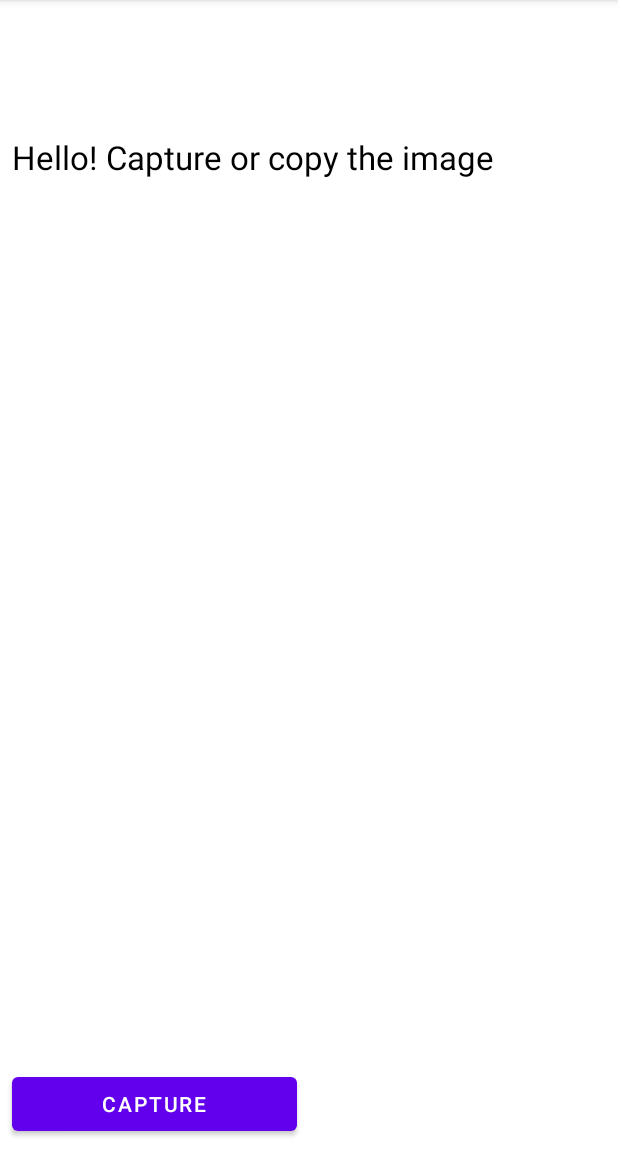
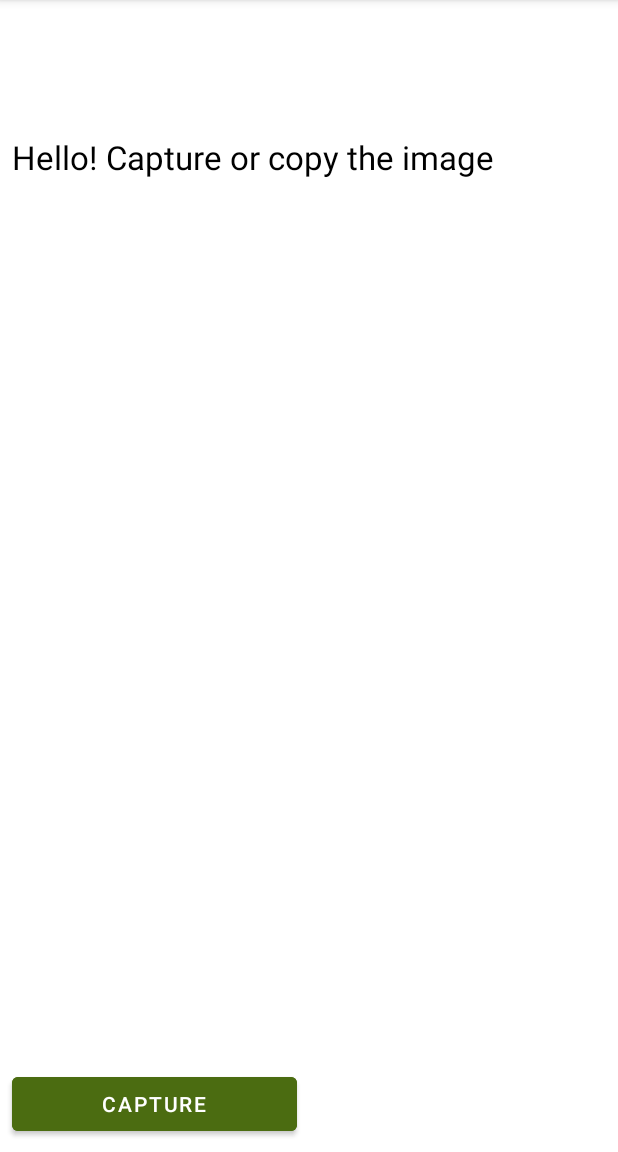
Before and after one commit to alswn1/RECO, an Android app: the GarbageCamera screen opened directly, with no data from a screen before it, on a phone screen of 412 x 824 dp, the part 84-1236 px from its top. Run offline under Robolectric (Android 15) with nearby library versions, the phone set to English and light mode, and no system bars; libraries missing offline, so code that uses them is left out: com.googlecode.tesseract; 2 statements that could not run were skipped.

Commit message:
2022.08.09

```diff
--- a/app/build.gradle
+++ b/app/build.gradle
@@ -36,6 +36,5 @@ dependencies {
     androidTestImplementation 'androidx.test.ext:junit:1.1.3'
     androidTestImplementation 'androidx.test.espresso:espresso-core:3.4.0'
 
-    implementation 'com.rmtheis:tess-two:9.1.0'
-
+    implementation 'com.rmtheis:tess-two:9.0.0'
 }
--- a/app/src/main/AndroidManifest.xml
+++ b/app/src/main/AndroidManifest.xml
@@ -1,6 +1,8 @@
 <?xml version="1.0" encoding="utf-8"?>
 <manifest xmlns:android="http://schemas.android.com/apk/res/android"
     package="com.example.reco">
+    <uses-permission android:name="android.permission.INTERNET" />
+    <uses-permission android:name="android.permission.ACCESS_NETWORK_STATE" />
     <uses-permission android:name="android.permission.CAMERA"/>
     <uses-permission android:name="android.permission.READ_EXTERNAL_STORAGE"/>
     <uses-permission android:name="android.permission.WRITE_EXTERNAL_STORAGE"/>
@@ -15,7 +17,7 @@
         android:theme="@style/Theme.RECO">
         <activity
             android:name=".GarbageCamera"
-            android:exported="false" />
+            android:exported="true" />
         <activity
             android:name=".MainActivity"
             android:exported="true">
--- a/app/src/main/java/com/example/reco/GarbageCamera.java
+++ b/app/src/main/java/com/example/reco/GarbageCamera.java
@@ -1,14 +1,165 @@
 package com.example.reco;
 
+import androidx.appcompat.app.AlertDialog;
 import androidx.appcompat.app.AppCompatActivity;
+
+import android.content.DialogInterface;
+import android.content.res.AssetManager;
+import android.graphics.Bitmap;
+import android.graphics.drawable.BitmapDrawable;
 import android.os.Bundle;
+import android.util.Log;
+import android.widget.ImageView;
+
+import com.googlecode.tesseract.android.TessBaseAPI;
+
+import java.io.File;
+import java.io.FileOutputStream;
+import java.io.InputStream;
+import java.io.OutputStream;
 
 public class GarbageCamera extends AppCompatActivity {
+
+    TessBaseAPI tessBaseAPI;
+    String dataPath = "";
+    String langData = "kor+eng";
 
     @Override
     public void onCreate(Bundle savedInstanceState) {
         super.onCreate(savedInstanceState);
         setContentView(R.layout.activity_garbage_camera);
+
+        try {
+            dataPath = getFilesDir() + "/tesseract/";
+            checkFile(new File(dataPath + "tessdata/"), "kor");
+            checkFile(new File(dataPath + "tessdata/"), "eng");
+
+            tessBaseAPI = new TessBaseAPI();
+            tessBaseAPI.init(dataPath, langData);
+        }
+        catch (Exception e){
+            e.printStackTrace();
+        }
+
+    }
+
+    private void checkFile(File dir, String lang) {
+        Log.d("---", "---");
+        Log.d("//===========//","================================================");
+        Log.d("","\n"+"[A_CameraOcr > checkFile() 메소드 : OCR 인식 위한 파일 존재 확인 실시]");
+        Log.d("","\n"+"[언어 파일 : "+String.valueOf(lang)+"]");
+        Log.d("//===========//","================================================");
+        Log.d("---","---");
+        try {
+            if(!dir.exists() && dir.mkdirs()){
+                copyFiles(lang);
+            }
+
+            if(dir.exists()){
+                String dataFilePath = dataPath + "/tessdata/" + lang + ".traineddata";
+                File dataFile = new File(dataFilePath);
+                if(!dataFile.exists()){
+                    copyFiles(lang);
+                }
+            }
+        }
+        catch (Exception e){
+            e.printStackTrace();
+        }
+    }
+
+    private void copyFiles(String lang) {
+        Log.d("---","---");
+        Log.d("//===========//","================================================");
+        Log.d("","\n"+"[A_CameraOcr > copyFiles() 메소드 : OCR 인식 위한 언어 파일 복사 실시]");
+        Log.d("","\n"+"[언어 파일 : "+String.valueOf(lang)+"]");
+        Log.d("//===========//","================================================");
+        Log.d("---","---");
+        try {
+            String filePath = dataPath + "/tessdata/" + lang + ".traineddata";
+
+            AssetManager assetManager = getAssets();
+
+            InputStream inputStream = assetManager.open("tessdata/" + lang + ".traineddata");
+            OutputStream outputStream = new FileOutputStream(filePath);
+
+            byte[] buffer = new byte[1024];
+            int read;
+            while((read = inputStream.read(buffer)) != -1){
+                outputStream.write(buffer, 0, read);
+            }
+            outputStream.flush();
+            outputStream.close();
+            inputStream.close();
+        }
+        catch (Exception e){
+            e.printStackTrace();
+        }
+    }
+
+    public void getOcrConvert(ImageView image){
+        Log.d("---","---");
+        Log.d("//===========//","================================================");
+        Log.d("","\n"+"[A_CameraOcr > getOcrConvert() 메소드 : OCR 인식 수행 실시]");
+        Log.d("//===========//","================================================");
+        Log.d("---","---");
+        try {
+            //TODO [drawable 리소스를 비트맵으로 가져오기]
+            //Bitmap icon = BitmapFactory.decodeResource(getResources(), R.drawable.icon_resource);
+
+            //TODO [이미지 뷰의 리소스를 비트맵으로 가져오기]
+            Bitmap bitmap = ((BitmapDrawable) image.getDrawable()).getBitmap();
+
+            //TODO [OCR 인식 수행]
+            tessBaseAPI.setImage(bitmap);
+            String result = String.valueOf(tessBaseAPI.getUTF8Text());
+
+            //TODO [Alert 팝업창 호출 실시]
+            getAlertDialog("[OCR] 사진 인식 결과",
+                    String.valueOf(result),
+                    "확인", "", "");
+
+        }
+        catch (Exception e){
+            e.printStackTrace();
+        }
+    }
+
+    private void getAlertDialog(String header, String content, String ok, String no, String normal) {
+        //TODO 타이틀 및 내용 표시
+        final String Tittle = header;
+        final String Message = content;
+
+        //TODO 버튼 이름 정의
+        String buttonNo = no;
+        String buttonYes = ok;
+        String buttonNature = normal;
+
+        //TODO AlertDialog 팝업창 생성
+        new AlertDialog.Builder(GarbageCamera.this)
+                .setTitle(Tittle) //[팝업창 타이틀 지정]
+                //.setIcon(R.drawable.tk_app_icon) //[팝업창 아이콘 지정]
+                .setMessage(Message) //[팝업창 내용 지정]
+                .setCancelable(false) //[외부 레이아웃 클릭시도 팝업창이 사라지지않게 설정]
+                .setPositiveButton(buttonYes, new DialogInterface.OnClickListener() {
+                    @Override
+                    public void onClick(DialogInterface dialog, int which) {
+                        // TODO Auto-generated method stub
+                    }
+                })
+                .setNegativeButton(buttonNo, new DialogInterface.OnClickListener() {
+                    @Override
+                    public void onClick(DialogInterface dialog, int which) {
+                        // TODO Auto-generated method stub
+                    }
+                })
+                .setNeutralButton(buttonNature, new DialogInterface.OnClickListener() {
+                    @Override
+                    public void onClick(DialogInterface dialog, int which) {
+                        // TODO Auto-generated method stub
+                    }
+                })
+                .show();
     }
 
 }
--- a/app/src/main/res/layout/activity_garbage_camera.xml
+++ b/app/src/main/res/layout/activity_garbage_camera.xml
@@ -24,11 +24,12 @@
             android:textColor="@color/black"
             android:textSize="22dp" />
     </ScrollView>
+
     <LinearLayout
         android:id="@+id/linear_holder"
-        android:layout_alignParentBottom="true"
         android:layout_width="match_parent"
-        android:layout_height="wrap_content">
+        android:layout_height="wrap_content"
+        android:layout_alignParentBottom="true">
 
         <Button
             android:id="@+id/button_capture"
@@ -36,15 +37,19 @@
             android:layout_height="wrap_content"
             android:layout_margin="8dp"
             android:layout_weight="1"
+            android:backgroundTint="#4b6c11"
             android:text="Capture" />
+
         <Button
-            android:visibility="invisible"
             android:id="@+id/button_copy"
             android:layout_width="0dp"
             android:layout_height="wrap_content"
+            android:layout_margin="8dp"
             android:layout_weight="1"
             android:text="Copy text"
-            android:layout_margin="8dp"/>
+            android:backgroundTint="#4b6c11"
+            android:visibility="invisible" />
     </LinearLayout>
 
+
 </RelativeLayout>
```
Also changed, not shown: app/src/main/res/drawable-v24/reco.png (deleted), build.gradle (line endings or trailing spaces), 1 other file.
